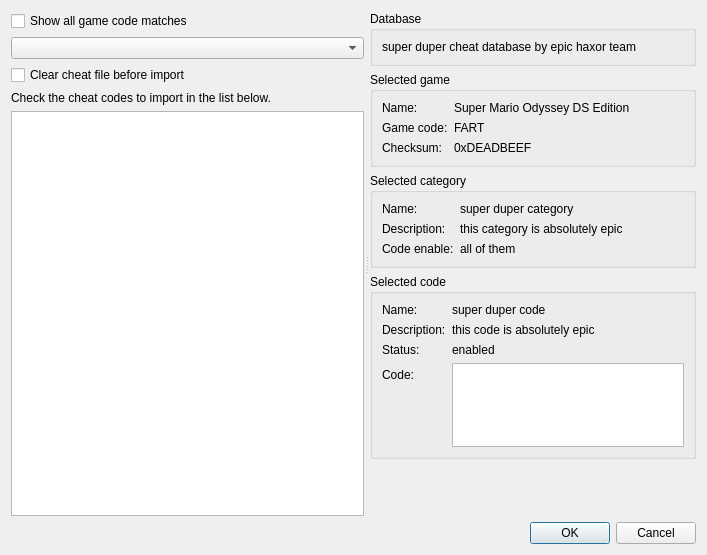
Above: src/frontend/qt_sdl/CheatImportDialog.ui from openpak/melonds before the change. Below: the same form after it.
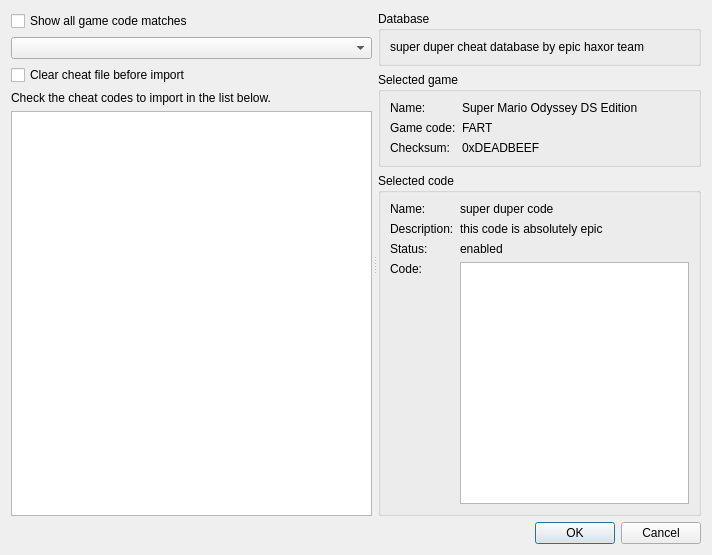
That is the form after the change.

Commit message: fix fucking layout bugs and other shit

What changed in the file:
```diff
--- a/src/frontend/qt_sdl/CheatImportDialog.ui
+++ b/src/frontend/qt_sdl/CheatImportDialog.ui
@@ -6,7 +6,7 @@
    <rect>
     <x>0</x>
     <y>0</y>
-    <width>707</width>
+    <width>712</width>
     <height>555</height>
    </rect>
   </property>
@@ -56,6 +56,12 @@
        </item>
        <item>
         <widget class="QTreeView" name="tvCheatList">
+         <property name="sizePolicy">
+          <sizepolicy hsizetype="Expanding" vsizetype="Expanding">
+           <horstretch>0</horstretch>
+           <verstretch>0</verstretch>
+          </sizepolicy>
+         </property>
          <property name="editTriggers">
           <set>QAbstractItemView::EditTrigger::NoEditTriggers</set>
          </property>
@@ -67,7 +73,7 @@
       </layout>
      </widget>
      <widget class="QWidget" name="layoutWidget">
-      <layout class="QVBoxLayout" name="verticalLayout_2">
+      <layout class="QVBoxLayout" name="vlRightPanel" stretch="0,0,1">
        <property name="leftMargin">
         <number>2</number>
        </property>
@@ -101,6 +107,12 @@
        </item>
        <item>
         <widget class="QGroupBox" name="gbEntryInfo">
+         <property name="sizePolicy">
+          <sizepolicy hsizetype="Preferred" vsizetype="Preferred">
+           <horstretch>0</horstretch>
+           <verstretch>0</verstretch>
+          </sizepolicy>
+         </property>
          <property name="title">
           <string>Selected game</string>
          </property>
@@ -168,94 +180,10 @@
          </layout>
         </widget>
        </item>
-       <item>
-        <widget class="QGroupBox" name="gbCatInfo">
-         <property name="sizePolicy">
-          <sizepolicy hsizetype="Preferred" vsizetype="Expanding">
-           <horstretch>0</horstretch>
-           <verstretch>0</verstretch>
-          </sizepolicy>
-         </property>
-         <property name="title">
-          <string>Selected category</string>
-         </property>
-         <layout class="QFormLayout" name="formLayout_2">
-          <item row="0" column="0">
-           <widget class="QLabel" name="label_7">
-            <property name="text">
-             <string>Name:</string>
-            </property>
-           </widget>
-          </item>
-          <item row="0" column="1">
-           <widget class="QLabel" name="lblCatName">
-            <property name="sizePolicy">
-             <sizepolicy hsizetype="Expanding" vsizetype="Preferred">
-              <horstretch>0</horstretch>
-              <verstretch>0</verstretch>
-             </sizepolicy>
-            </property>
-            <property name="text">
-             <string>super duper category</string>
-            </property>
-            <property name="textFormat">
-             <enum>Qt::TextFormat::PlainText</enum>
-            </property>
-            <property name="wordWrap">
-             <bool>true</bool>
-            </property>
-           </widget>
-          </item>
-          <item row="1" column="0">
-           <widget class="QLabel" name="label_9">
-            <property name="text">
-             <string>Description:</string>
-            </property>
-           </widget>
-          </item>
-          <item row="1" column="1">
-           <widget class="QLabel" name="lblCatDesc">
-            <property name="sizePolicy">
-             <sizepolicy hsizetype="Expanding" vsizetype="Preferred">
-              <horstretch>0</horstretch>
-              <verstretch>0</verstretch>
-             </sizepolicy>
-            </property>
-            <property name="text">
-             <string>this category is absolutely epic</string>
-            </property>
-            <property name="textFormat">
-             <enum>Qt::TextFormat::PlainText</enum>
-            </property>
-            <property name="wordWrap">
-             <bool>true</bool>
-            </property>
-           </widget>
-          </item>
-          <item row="2" column="0">
-           <widget class="QLabel" name="label_11">
-            <property name="text">
-             <string>Code enable:</string>
-            </property>
-           </widget>
-          </item>
-          <item row="2" column="1">
-           <widget class="QLabel" name="lblCatEnableMode">
-            <property name="text">
-             <string>all of them</string>
-            </property>
-            <property name="textFormat">
-             <enum>Qt::TextFormat::PlainText</enum>
-            </property>
-           </widget>
-          </item>
-         </layout>
-        </widget>
-       </item>
        <item>
         <widget class="QGroupBox" name="gbCodeInfo">
          <property name="sizePolicy">
-          <sizepolicy hsizetype="Preferred" vsizetype="Expanding">
+          <sizepolicy hsizetype="Preferred" vsizetype="Preferred">
            <horstretch>0</horstretch>
            <verstretch>0</verstretch>
           </sizepolicy>
@@ -266,9 +194,18 @@
          <layout class="QFormLayout" name="formLayout_3">
           <item row="0" column="0">
            <widget class="QLabel" name="label">
+            <property name="sizePolicy">
+             <sizepolicy hsizetype="Preferred" vsizetype="Preferred">
+              <horstretch>0</horstretch>
+              <verstretch>0</verstretch>
+             </sizepolicy>
+            </property>
             <property name="text">
              <string>Name:</string>
             </property>
+            <property name="alignment">
+             <set>Qt::AlignmentFlag::AlignLeading|Qt::AlignmentFlag::AlignLeft|Qt::AlignmentFlag::AlignTop</set>
+            </property>
            </widget>
           </item>
           <item row="0" column="1">
@@ -292,9 +229,18 @@
           </item>
           <item row="1" column="0">
            <widget class="QLabel" name="label_6">
+            <property name="sizePolicy">
+             <sizepolicy hsizetype="Preferred" vsizetype="Preferred">
+              <horstretch>0</horstretch>
+              <verstretch>0</verstretch>
+             </sizepolicy>
+            </property>
             <property name="text">
              <string>Description:</string>
             </property>
+            <property name="alignment">
+             <set>Qt::AlignmentFlag::AlignLeading|Qt::AlignmentFlag::AlignLeft|Qt::AlignmentFlag::AlignTop</set>
+            </property>
            </widget>
           </item>
           <item row="1" column="1">
@@ -317,7 +263,13 @@
            </widget>
           </item>
           <item row="2" column="0">
-           <widget class="QLabel" name="label_10">
+           <widget class="QLabel" name="lblCodeStatusLabel">
+            <property name="sizePolicy">
+             <sizepolicy hsizetype="Preferred" vsizetype="Preferred">
+              <horstretch>0</horstretch>
+              <verstretch>0</verstretch>
+             </sizepolicy>
+            </property>
             <property name="text">
              <string>Status:</string>
             </property>
@@ -325,6 +277,12 @@
           </item>
           <item row="2" column="1">
            <widget class="QLabel" name="lblCodeStatus">
+            <property name="sizePolicy">
+             <sizepolicy hsizetype="Preferred" vsizetype="Preferred">
+              <horstretch>0</horstretch>
+              <verstretch>0</verstretch>
+             </sizepolicy>
+            </property>
             <property name="text">
              <string>enabled</string>
             </property>
@@ -334,10 +292,19 @@
            </widget>
           </item>
           <item row="3" column="0">
-           <widget class="QLabel" name="label_4">
+           <widget class="QLabel" name="lblCodeCodeLabel">
+            <property name="sizePolicy">
+             <sizepolicy hsizetype="Preferred" vsizetype="Preferred">
+              <horstretch>0</horstretch>
+              <verstretch>0</verstretch>
+             </sizepolicy>
+            </property>
             <property name="text">
              <string>Code:</string>
             </property>
+            <property name="alignment">
+             <set>Qt::AlignmentFlag::AlignLeading|Qt::AlignmentFlag::AlignLeft|Qt::AlignmentFlag::AlignTop</set>
+            </property>
            </widget>
           </item>
           <item row="3" column="1">
@@ -364,19 +331,6 @@
          </layout>
         </widget>
        </item>
-       <item>
-        <spacer name="verticalSpacer">
-         <property name="orientation">
-          <enum>Qt::Orientation::Vertical</enum>
-         </property>
-         <property name="sizeHint" stdset="0">
-          <size>
-           <width>20</width>
-           <height>40</height>
-          </size>
-         </property>
-        </spacer>
-       </item>
       </layout>
      </widget>
     </widget>
```
The commit also changes 2 other files.
